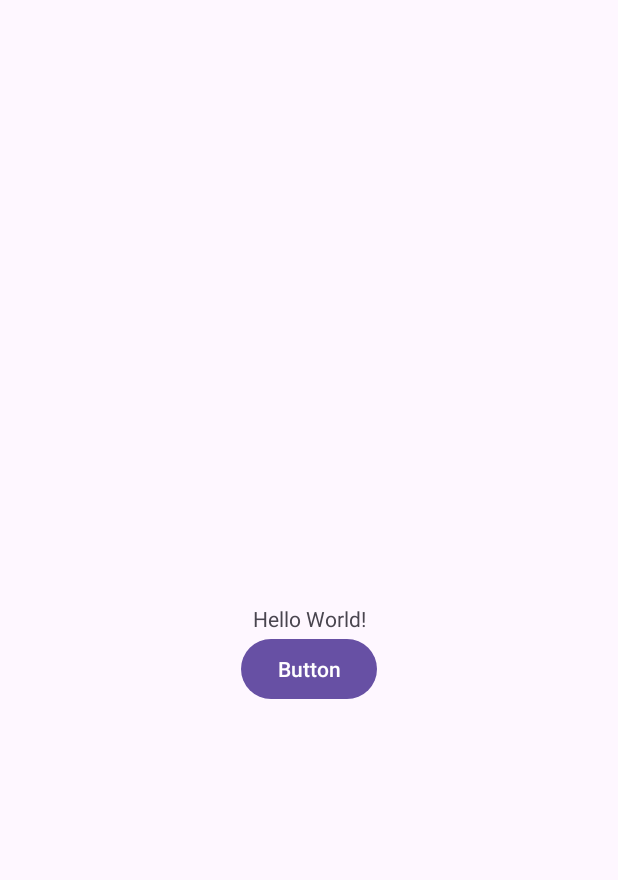
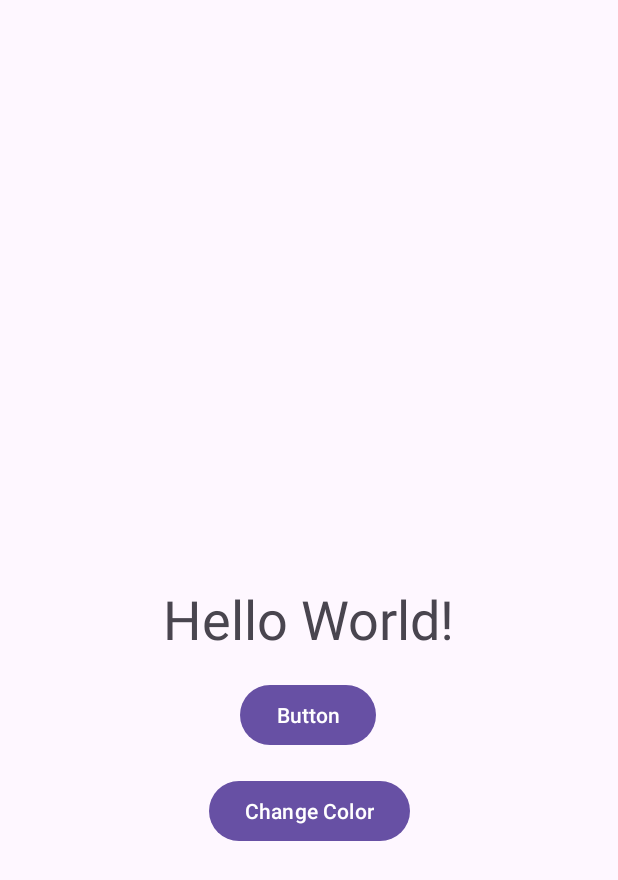
Before and after one commit to ITMartynas/FirstPracticeTask_20250315, an Android app: the screen it shows after launch (MainActivity), on a phone screen of 412 x 824 dp. Shown: the top 880 px of the screen. Run offline under Robolectric (Android 15) with nearby library versions, the phone set to English and light mode, and no system bars.

Commit message:
Added another button "Change Color" which changes TextView content color into a random color.

```diff
--- a/app/src/main/java/com/example/firstpracticetask_20250315/MainActivity.java
+++ b/app/src/main/java/com/example/firstpracticetask_20250315/MainActivity.java
@@ -1,5 +1,6 @@
 package com.example.firstpracticetask_20250315;
 
+import android.graphics.Color;
 import android.os.Bundle;
 import android.view.View;
 import android.widget.Button;
@@ -10,6 +11,7 @@ import androidx.appcompat.app.AppCompatActivity;
 import androidx.core.graphics.Insets;
 import androidx.core.view.ViewCompat;
 import androidx.core.view.WindowInsetsCompat;
+import java.util.Random;
 
 public class MainActivity extends AppCompatActivity {
 
@@ -25,6 +27,7 @@ public class MainActivity extends AppCompatActivity {
         });
 
         Button btnChangeText = findViewById(R.id.btnChangeText);
+        Button btnChangeTextColor = findViewById(R.id.btnChangeTextColor);
         TextView tvMain = findViewById(R.id.tvMain);
 
         btnChangeText.setOnClickListener(new View.OnClickListener() {
@@ -34,6 +37,17 @@ public class MainActivity extends AppCompatActivity {
             }
         });
 
+        btnChangeTextColor.setOnClickListener(new View.OnClickListener() {
+            @Override
+            public void onClick(View v) {
+                int randomColor = getRandomColor();
+                tvMain.setTextColor(randomColor);
 
-        }
+            }
+        });
     }
+    private int getRandomColor(){
+        Random random = new Random();
+        return Color.argb(255, random.nextInt(256), random.nextInt(256), random.nextInt(256));
+    }
+}
--- a/app/src/main/res/layout/activity_main.xml
+++ b/app/src/main/res/layout/activity_main.xml
@@ -12,6 +12,7 @@
         android:layout_width="wrap_content"
         android:layout_height="wrap_content"
         android:text="Hello World!"
+        android:textSize="36sp"
         app:layout_constraintBottom_toBottomOf="parent"
         app:layout_constraintEnd_toEndOf="parent"
         app:layout_constraintStart_toStartOf="parent"
@@ -21,9 +22,22 @@
         android:id="@+id/btnChangeText"
         android:layout_width="wrap_content"
         android:layout_height="wrap_content"
+        android:layout_marginTop="16dp"
         android:text="Button"
         app:layout_constraintEnd_toEndOf="parent"
+        app:layout_constraintHorizontal_bias="0.498"
         app:layout_constraintStart_toStartOf="parent"
         app:layout_constraintTop_toBottomOf="@+id/tvMain" />
 
+    <Button
+        android:id="@+id/btnChangeTextColor"
+        android:layout_width="wrap_content"
+        android:layout_height="wrap_content"
+        android:text="Change Color"
+        android:layout_marginTop="16dp"
+        app:layout_constraintEnd_toEndOf="parent"
+        app:layout_constraintStart_toStartOf="parent"
+        app:layout_constraintTop_toBottomOf="@+id/btnChangeText"
+        />
+
 </androidx.constraintlayout.widget.ConstraintLayout>
--- a/app/src/main/res/values/strings.xml
+++ b/app/src/main/res/values/strings.xml
@@ -1,6 +1,6 @@
 <resources>
     <string name="app_name">FirstPracticeTask_20250315</string>
     <string name="button_clicked_text">Button Clicked</string>
-
+    <string name="change_color">Change Color</string>
     <!-- <string name="app_name">Your App Name</string> -->
 </resources>
```
